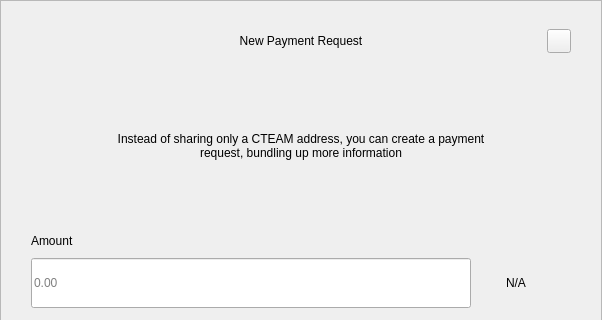
Before: the Qt Designer form src/qt/forms/requestdialog.ui in OrganicLifeCoin/OrganLife-Core, drawn with Qt 5; both pictures show x 0 to 602 and y 0 to 320 of the 602 by 607 pixel window.
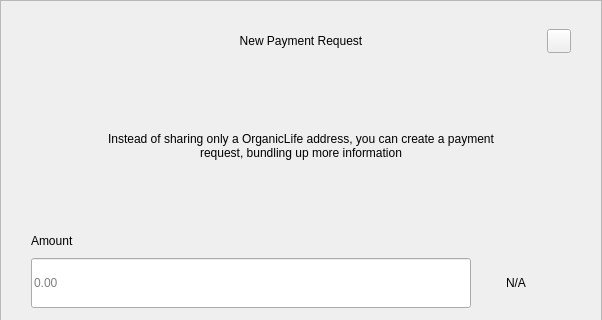
After: the same form once the commit is applied.

Commit message: Phase 2: rebrand CTEAM/pivx -> OrganicLife Coin (OLC); rename binaries and sources

Patch:
```diff
--- a/src/qt/forms/requestdialog.ui
+++ b/src/qt/forms/requestdialog.ui
@@ -210,7 +210,7 @@
              </size>
             </property>
             <property name="text">
-             <string>Instead of sharing only a CTEAM address, you can create a payment request, bundling up more information</string>
+             <string>Instead of sharing only a OrganicLife address, you can create a payment request, bundling up more information</string>
             </property>
             <property name="alignment">
              <set>Qt::AlignCenter</set>
```
The commit also changes 505 other files.
